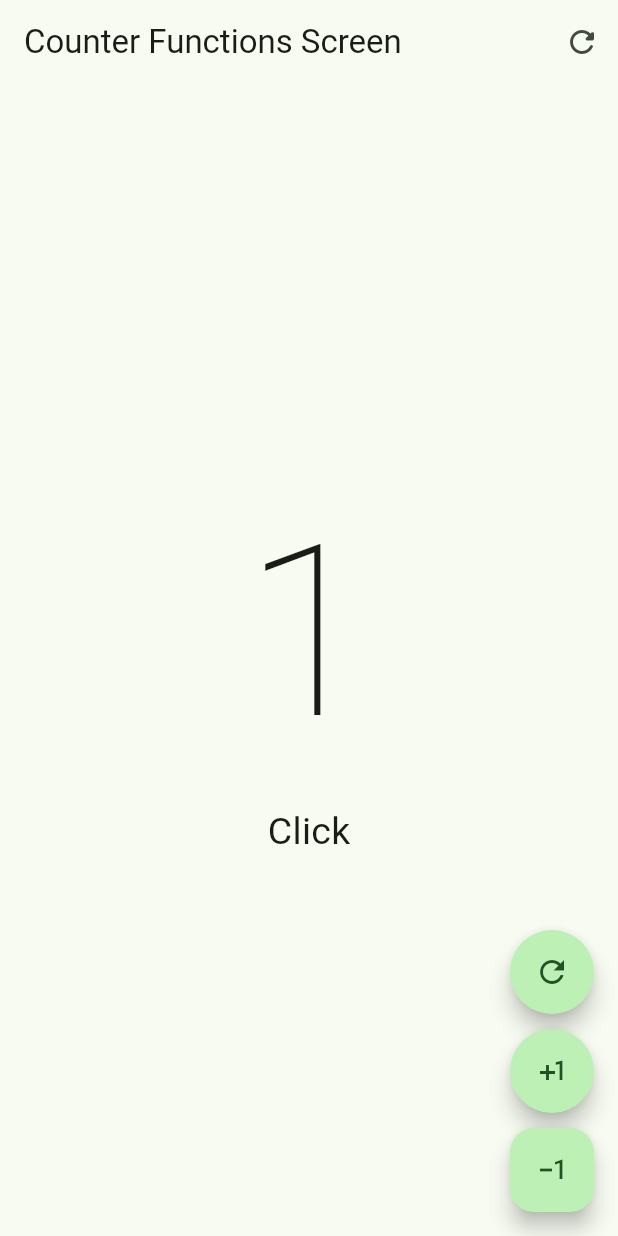
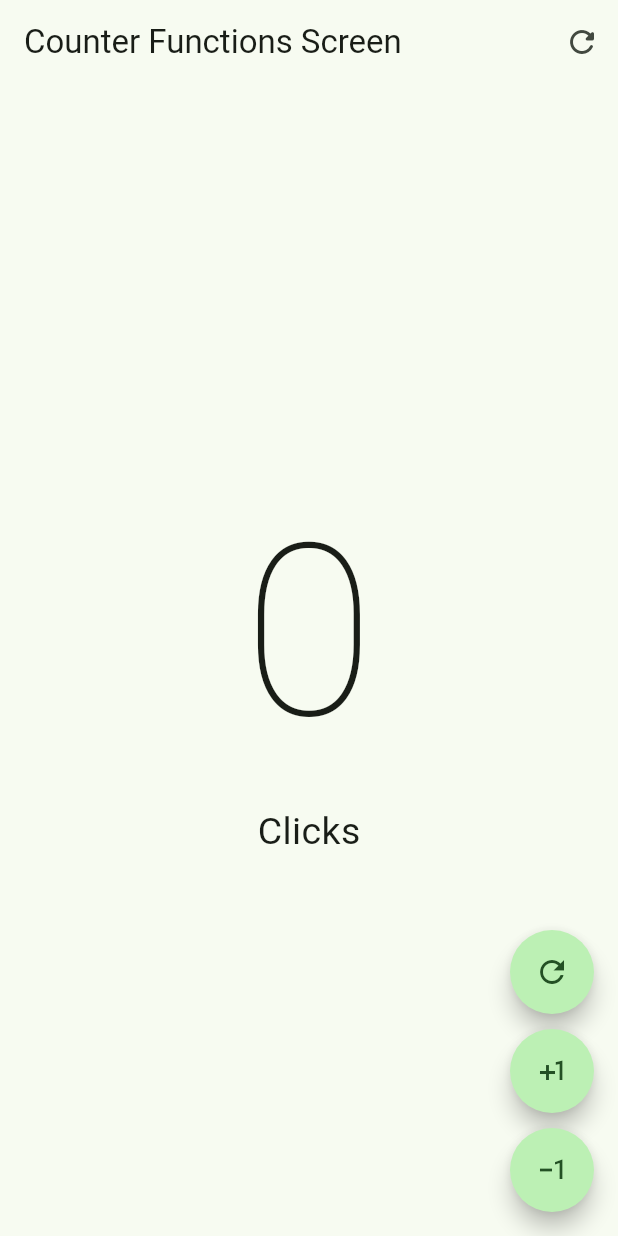
Before and after one commit to AngelTravieso/02_counter_app, a Flutter app: the screen it shows after launch, after a tap on the "refresh" icon, on a phone screen of 412 x 824 dp. Run offline on Flutter 3.47's test engine with Material 2 defaults, Android fonts, the phone set to English and light mode, and no system bars.

```diff
--- a/lib/presentation/screens/counter/counter_functions_screen.dart
+++ b/lib/presentation/screens/counter/counter_functions_screen.dart
@@ -50,25 +50,23 @@ class _CounterFunctionsScreensState extends State<CounterFunctionsScreens> {
       floatingActionButton: Column(
         mainAxisAlignment: MainAxisAlignment.end,
         children: [
-            FloatingActionButton(
-              shape: const StadiumBorder(),
-              onPressed: incrementCounter,
-              child: const Icon(Icons.refresh_outlined),
+          CustomButton(
+            icon: Icons.refresh_outlined,
+            onPressed: resetCounter,
           ),
           const SizedBox(height: 10),
-            FloatingActionButton(
-              // StadiumBorder (borde circular)
-              shape: const StadiumBorder(),
+          CustomButton(
+            icon: Icons.plus_one,
             onPressed: incrementCounter,
-              child: const Icon(Icons.plus_one),
           ),
           const SizedBox(height: 10),
-            FloatingActionButton(
+          CustomButton(
+            icon: Icons.exposure_minus_1,
             onPressed: decrementCounter,
-              child: const Icon(Icons.exposure_minus_1),
+          )
+        ],
       ),
-          ],
-        ));
+    );
   }
 
   void incrementCounter() {
@@ -78,11 +76,36 @@ class _CounterFunctionsScreensState extends State<CounterFunctionsScreens> {
   }
 
   void decrementCounter() {
-    if (clickCounter == 0) {
-      return;
-    }
+    if (clickCounter == 0) return;
     setState(() {
       clickCounter--;
     });
   }
+
+  void resetCounter() {
+    setState(() {
+      clickCounter = 0;
+    });
   }
+}
+
+class CustomButton extends StatelessWidget {
+  final IconData icon;
+  final VoidCallback onPressed;
+
+  const CustomButton({
+    super.key,
+    required this.icon,
+    required this.onPressed,
+  });
+
+  @override
+  Widget build(BuildContext context) {
+    return FloatingActionButton(
+      // Bordes redondeados
+      shape: const StadiumBorder(),
+      onPressed: onPressed,
+      child: Icon(icon),
+    );
+  }
+}
```
Lines whose indentation alone changed are shown as unchanged.
